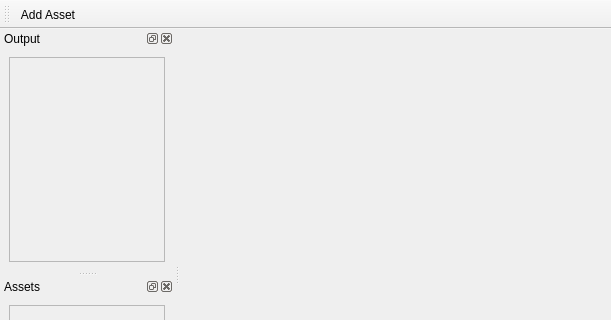
ralsina/24-hour-apps, file dieschere/main.ui: the form before one commit; both pictures show x 0 to 611 and y 0 to 320 of the 611 by 540 pixel window.
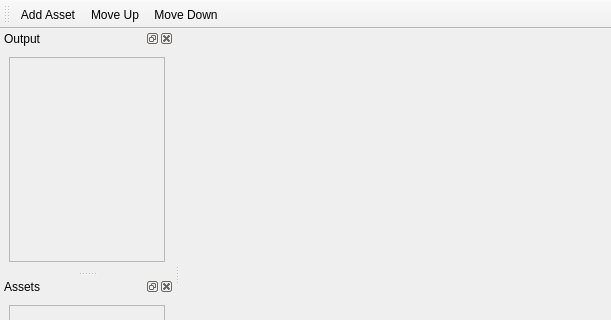
The form after the commit. Icons and pictures are not drawn. Custom widgets are drawn as their Qt base class.

Commit message: move clips up/down in the output (not done yet)

Patch:
```diff
--- a/dieschere/main.ui
+++ b/dieschere/main.ui
@@ -172,6 +172,8 @@
     <bool>false</bool>
    </attribute>
    <addaction name="addAsset"/>
+   <addaction name="actionMove_Up"/>
+   <addaction name="actionMove_Down"/>
   </widget>
   <widget class="QDockWidget" name="dockWidget">
    <property name="sizePolicy">
@@ -307,6 +309,24 @@
     <string>Remove Asset</string>
    </property>
   </action>
+  <action name="actionMove_Up">
+   <property name="icon">
+    <iconset resource="icons.qrc">
+     <normaloff>:/icons/up.svg</normaloff>:/icons/up.svg</iconset>
+   </property>
+   <property name="text">
+    <string>Move Up</string>
+   </property>
+  </action>
+  <action name="actionMove_Down">
+   <property name="icon">
+    <iconset resource="icons.qrc">
+     <normaloff>:/icons/down.svg</normaloff>:/icons/down.svg</iconset>
+   </property>
+   <property name="text">
+    <string>Move Down</string>
+   </property>
+  </action>
  </widget>
  <customwidgets>
   <customwidget>
```
Left out of the diff: 4 changed lines with no effect on the pictures. The commit also changes 3 other files.
